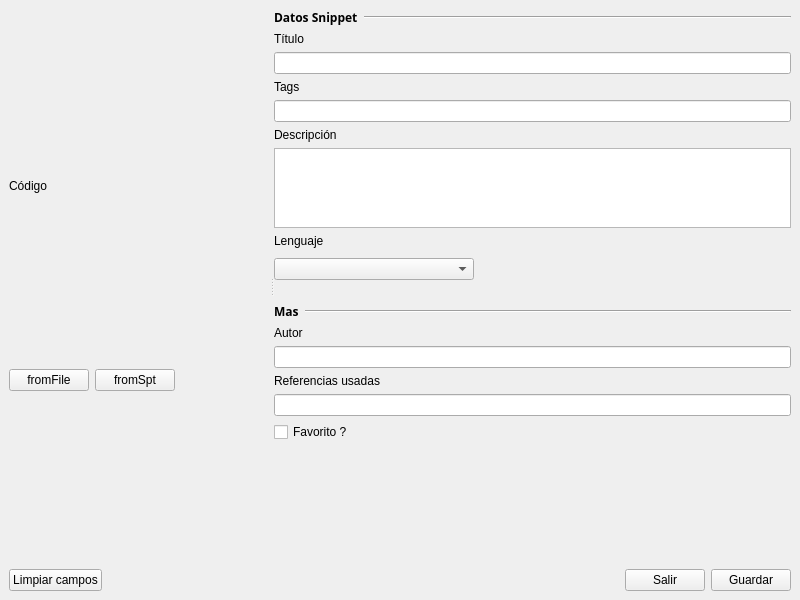
emilianox/Fragmentos, file gui/wAgregarSnippet.ui: the form before one commit.
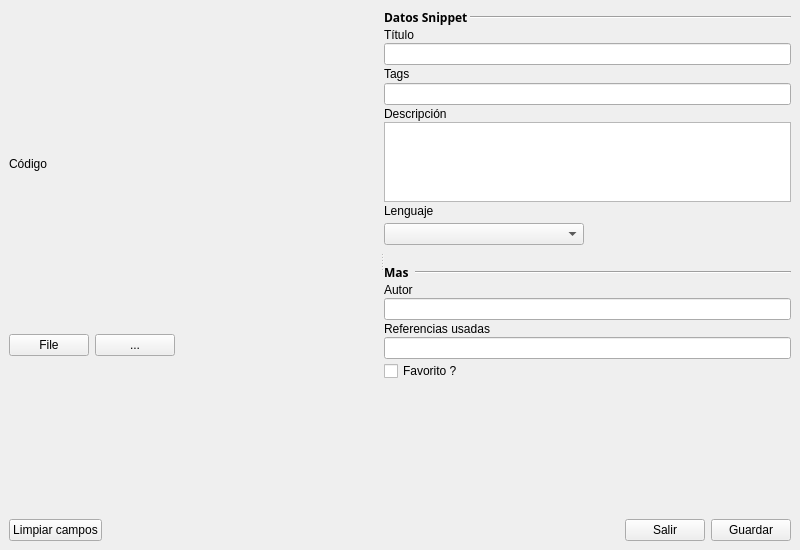
The form after the commit.

Commit message: empezando modificas modif en agregar reduccion de separacion entre widgets en agregarSnippet

Patch:
```diff
--- a/gui/wAgregarSnippet.ui
+++ b/gui/wAgregarSnippet.ui
@@ -7,28 +7,26 @@
     <x>0</x>
     <y>0</y>
     <width>800</width>
-    <height>600</height>
+    <height>550</height>
    </rect>
   </property>
   <property name="windowTitle">
    <string>Agregar snippet</string>
   </property>
   <widget class="QWidget" name="centralwidget">
-   <layout class="QVBoxLayout" name="verticalLayout_13">
-    <item>
      <layout class="QVBoxLayout" name="verticalLayout_12">
       <item>
        <widget class="QSplitter" name="splitter">
         <property name="orientation">
          <enum>Qt::Horizontal</enum>
         </property>
-        <widget class="QWidget" name="layoutWidget_2">
+      <widget class="QWidget" name="">
          <layout class="QVBoxLayout" name="verticalLayout_7">
-          <property name="sizeConstraint">
-           <enum>QLayout::SetDefaultConstraint</enum>
-          </property>
           <item>
            <layout class="QVBoxLayout" name="verticalLayout_6">
+          <property name="spacing">
+           <number>1</number>
+          </property>
             <item>
              <widget class="QLabel" name="label_4">
               <property name="sizePolicy">
@@ -52,14 +50,14 @@
                <string>Cargar código desde archivo.</string>
               </property>
               <property name="text">
-               <string>fromFile</string>
+             <string>File</string>
               </property>
              </widget>
             </item>
             <item>
              <widget class="QPushButton" name="pushButton_2">
               <property name="text">
-               <string>fromSpt</string>
+             <string>...</string>
               </property>
              </widget>
             </item>
@@ -68,10 +66,13 @@
               <property name="orientation">
                <enum>Qt::Horizontal</enum>
               </property>
+            <property name="sizeType">
+             <enum>QSizePolicy::Expanding</enum>
+            </property>
               <property name="sizeHint" stdset="0">
                <size>
-                <width>40</width>
-                <height>20</height>
+              <width>248</width>
+              <height>40</height>
                </size>
               </property>
              </spacer>
@@ -82,8 +83,17 @@
         </widget>
         <widget class="QWidget" name="layoutWidget">
          <layout class="QVBoxLayout" name="verticalLayout_11">
+        <property name="spacing">
+         <number>2</number>
+        </property>
+        <property name="sizeConstraint">
+         <enum>QLayout::SetNoConstraint</enum>
+        </property>
           <item>
            <layout class="QVBoxLayout" name="verticalLayout_8">
+          <property name="spacing">
+           <number>2</number>
+          </property>
             <item>
              <layout class="QHBoxLayout" name="horizontalLayout">
               <item>
@@ -111,6 +121,12 @@
               </item>
               <item>
                <widget class="Line" name="line">
+              <property name="sizePolicy">
+               <sizepolicy hsizetype="Minimum" vsizetype="Fixed">
+                <horstretch>0</horstretch>
+                <verstretch>0</verstretch>
+               </sizepolicy>
+              </property>
                 <property name="orientation">
                  <enum>Qt::Horizontal</enum>
                 </property>
@@ -120,6 +136,9 @@
             </item>
             <item>
              <layout class="QVBoxLayout" name="verticalLayout_2">
+            <property name="spacing">
+             <number>1</number>
+            </property>
               <item>
                <widget class="QLabel" name="label">
                 <property name="sizePolicy">
@@ -139,7 +158,7 @@
               <item>
                <widget class="QLineEdit" name="eTitulo">
                 <property name="sizePolicy">
-                 <sizepolicy hsizetype="Preferred" vsizetype="Preferred">
+               <sizepolicy hsizetype="Minimum" vsizetype="Fixed">
                   <horstretch>0</horstretch>
                   <verstretch>0</verstretch>
                  </sizepolicy>
@@ -169,7 +188,7 @@
               <item>
                <widget class="QLineEdit" name="eTags">
                 <property name="sizePolicy">
-                 <sizepolicy hsizetype="Preferred" vsizetype="Preferred">
+               <sizepolicy hsizetype="Minimum" vsizetype="Preferred">
                   <horstretch>0</horstretch>
                   <verstretch>0</verstretch>
                  </sizepolicy>
@@ -180,6 +199,9 @@
             </item>
             <item>
              <layout class="QVBoxLayout" name="verticalLayout_3">
+            <property name="spacing">
+             <number>1</number>
+            </property>
               <item>
                <widget class="QLabel" name="label_2">
                 <property name="sizePolicy">
@@ -199,7 +221,7 @@
               <item>
                <widget class="QTextEdit" name="eDescripcion">
                 <property name="sizePolicy">
-                 <sizepolicy hsizetype="Expanding" vsizetype="Maximum">
+               <sizepolicy hsizetype="Minimum" vsizetype="Maximum">
                   <horstretch>0</horstretch>
                   <verstretch>0</verstretch>
                  </sizepolicy>
@@ -207,7 +229,7 @@
                 <property name="minimumSize">
                  <size>
                   <width>0</width>
-                  <height>50</height>
+                <height>0</height>
                  </size>
                 </property>
                 <property name="maximumSize">
@@ -222,6 +244,9 @@
             </item>
             <item>
              <layout class="QVBoxLayout" name="verticalLayout_4">
+            <property name="spacing">
+             <number>1</number>
+            </property>
               <item>
                <widget class="QLabel" name="label_5">
                 <property name="sizePolicy">
@@ -262,7 +287,7 @@
                    <enum>Qt::Horizontal</enum>
                   </property>
                   <property name="sizeType">
-                   <enum>QSizePolicy::MinimumExpanding</enum>
+                 <enum>QSizePolicy::Expanding</enum>
                   </property>
                   <property name="sizeHint" stdset="0">
                    <size>
@@ -293,8 +318,17 @@
           </item>
           <item>
            <layout class="QVBoxLayout" name="verticalLayout_10">
+          <property name="spacing">
+           <number>2</number>
+          </property>
+          <property name="sizeConstraint">
+           <enum>QLayout::SetMinAndMaxSize</enum>
+          </property>
             <item>
              <layout class="QHBoxLayout" name="horizontalLayout_5">
+            <property name="spacing">
+             <number>6</number>
+            </property>
               <item>
                <widget class="QLabel" name="label_7">
                 <property name="sizePolicy">
@@ -320,6 +354,12 @@
               </item>
               <item>
                <widget class="Line" name="line_2">
+              <property name="sizePolicy">
+               <sizepolicy hsizetype="Minimum" vsizetype="Fixed">
+                <horstretch>0</horstretch>
+                <verstretch>0</verstretch>
+               </sizepolicy>
+              </property>
                 <property name="orientation">
                  <enum>Qt::Horizontal</enum>
                 </property>
@@ -329,6 +369,9 @@
             </item>
             <item>
              <layout class="QVBoxLayout" name="verticalLayout_5">
+            <property name="spacing">
+             <number>1</number>
+            </property>
               <item>
                <widget class="QLabel" name="label_8">
                 <property name="sizePolicy">
@@ -346,12 +389,22 @@
                </widget>
               </item>
               <item>
-               <widget class="QLineEdit" name="eAutor"/>
+             <widget class="QLineEdit" name="eAutor">
+              <property name="sizePolicy">
+               <sizepolicy hsizetype="Minimum" vsizetype="Fixed">
+                <horstretch>0</horstretch>
+                <verstretch>0</verstretch>
+               </sizepolicy>
+              </property>
+             </widget>
               </item>
              </layout>
             </item>
             <item>
              <layout class="QVBoxLayout" name="verticalLayout_9">
+            <property name="spacing">
+             <number>1</number>
+            </property>
               <item>
                <widget class="QLabel" name="label_9">
                 <property name="sizePolicy">
@@ -369,12 +422,25 @@
                </widget>
               </item>
               <item>
-               <widget class="QLineEdit" name="eReferencias"/>
+             <widget class="QLineEdit" name="eReferencias">
+              <property name="sizePolicy">
+               <sizepolicy hsizetype="Minimum" vsizetype="Fixed">
+                <horstretch>0</horstretch>
+                <verstretch>0</verstretch>
+               </sizepolicy>
+              </property>
+             </widget>
               </item>
              </layout>
             </item>
             <item>
              <widget class="QCheckBox" name="chkFavorito">
+            <property name="sizePolicy">
+             <sizepolicy hsizetype="Fixed" vsizetype="Fixed">
+              <horstretch>0</horstretch>
+              <verstretch>0</verstretch>
+             </sizepolicy>
+            </property>
               <property name="text">
                <string>Favorito ?</string>
               </property>
@@ -385,10 +451,13 @@
               <property name="orientation">
                <enum>Qt::Vertical</enum>
               </property>
+            <property name="sizeType">
+             <enum>QSizePolicy::MinimumExpanding</enum>
+            </property>
               <property name="sizeHint" stdset="0">
                <size>
-                <width>20</width>
-                <height>40</height>
+              <width>40</width>
+              <height>50</height>
                </size>
               </property>
              </spacer>
@@ -415,7 +484,7 @@
           </property>
           <property name="sizeHint" stdset="0">
            <size>
-            <width>40</width>
+          <width>488</width>
             <height>20</height>
            </size>
           </property>
@@ -434,8 +503,6 @@
            <string>Guardar</string>
           </property>
          </widget>
-        </item>
-       </layout>
       </item>
      </layout>
     </item>
```
Lines whose indentation alone changed are shown as unchanged. The commit also changes 6 other files.
